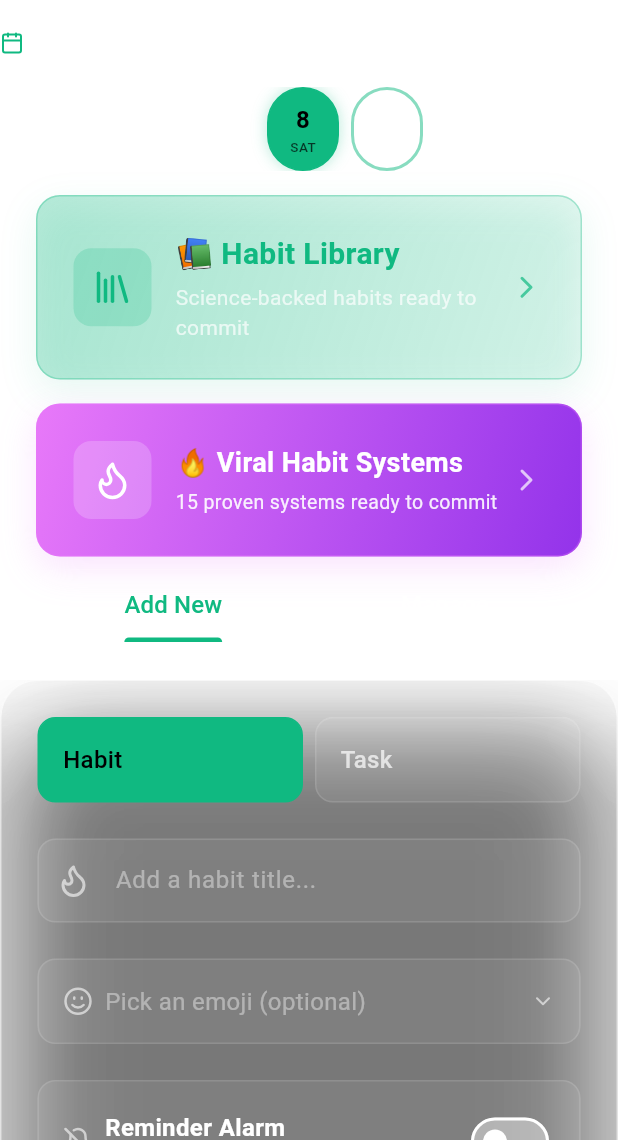
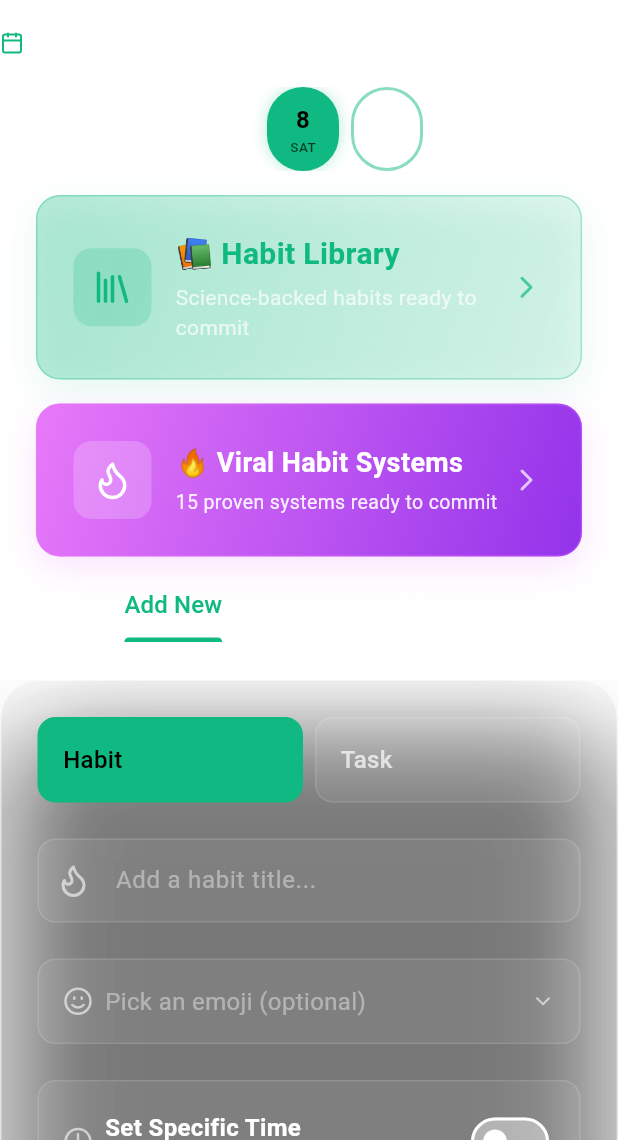
Before and after one commit to stossthegreat/futureyou, a Flutter app: the PlannerScreen screen opened directly, after a tap on an icon or button, on a phone screen of 412 x 824 dp, the part 96-1236 px from its top. Run offline on Flutter 3.47's test engine with Material 3 defaults, Android fonts, the phone set to English and light mode, and no system bars; drawn by our look-alikes of flutter_animate; our stand-ins replace audioplayers, emoji_picker_flutter, firebase_auth, firebase_core, flutter_local_notifications, flutter_riverpod and 13 more; missing offline and left inert: android_alarm_manager_plus; accounts and stored records are empty.

Commit message:
✅ CRITICAL FIX: Make Time Optional in Habit Creation
TIME IS NOW OPTIONAL:
✅ Added toggle 'Set Specific Time' in habit/task creation
✅ Time defaults to OFF (no timestamp on cards)
✅ Only shows time field when toggle is ON
✅ Alarm toggle only shows when time is enabled
✅ Time saved as empty string ('') when disabled
✅ Habit cards hide time icon + text when time is empty

USER EXPERIENCE:
- Toggle OFF = All-day habit/task (no time shown)
- Toggle ON = Shows time picker + alarm option
- Much cleaner cards without forced timestamps!

FIXES THE ISSUE:
- Before: Every habit/task showed '07:00' by default
- After: Only shows time when user explicitly sets it

This maintains ALL existing functionality:
✅ Scheduling still works (repeatDays, start/end dates)
✅ Ticking still works (completion tracking)
✅ Delete still works
✅ Streaks still work
✅ Everything preserved!

Brother, this was the careful fix you asked for! 🎯

```diff
--- a/lib/screens/planner_screen.dart
+++ b/lib/screens/planner_screen.dart
@@ -37,6 +37,7 @@ class _PlannerScreenState extends ConsumerState<PlannerScreen>
   Color _selectedColor = AppColors.emerald;
   String? _selectedEmoji;
   bool _reminderOn = false; // Alarm toggle - defaults OFF
+  bool _timeEnabled = false; // NEW: Time is OPTIONAL now
   final List<bool> _repeatDays = List.generate(7, (index) => false);
   final List<String> _dayNames = ['Sun','Mon','Tue','Wed','Thu','Fri','Sat'];
 
@@ -186,7 +187,7 @@ class _PlannerScreenState extends ConsumerState<PlannerScreen>
       await ref.read(habitEngineProvider).createHabit(
         title: _titleController.text.trim(),
         type: _selectedType,
-        time: _timeController.text,
+        time: _timeEnabled ? _timeController.text : '', // Empty string if time disabled
         startDate: DateTime.now(),
         endDate: _endDate,
         repeatDays: _getRepeatDays(),
@@ -202,6 +203,7 @@ class _PlannerScreenState extends ConsumerState<PlannerScreen>
         _selectedColor = AppColors.emerald;
         _selectedEmoji = null;
         _reminderOn = false; // Reset alarm toggle
+        _timeEnabled = false; // Reset time toggle
       });
 
       ScaffoldMessenger.of(context).showSnackBar(SnackBar(
@@ -321,10 +323,14 @@ class _PlannerScreenState extends ConsumerState<PlannerScreen>
               const SizedBox(height: AppSpacing.lg),
               _emojiField(),
               const SizedBox(height: AppSpacing.lg),
-              _alarmToggle(),
+              _timeToggle(),
+              if (_timeEnabled) ...[
+                const SizedBox(height: AppSpacing.lg),
+                _timeField(),
+              ],
               const SizedBox(height: AppSpacing.lg),
-              _timeField(),
-              const SizedBox(height: AppSpacing.lg),
+              if (_timeEnabled) _alarmToggle(),
+              if (_timeEnabled) const SizedBox(height: AppSpacing.lg),
               _dateField('Start Date', _startDate, _selectStartDate),
               const SizedBox(height: AppSpacing.lg),
               _dateField('End Date', _endDate, _selectEndDate),
@@ -426,6 +432,59 @@ class _PlannerScreenState extends ConsumerState<PlannerScreen>
               ),
             ],
           ),
+        ),
+      );
+
+  Widget _timeToggle() => Container(
+        padding: const EdgeInsets.all(AppSpacing.md),
+        decoration: BoxDecoration(
+          color: AppColors.glassBackground,
+          border: Border.all(color: AppColors.glassBorder),
+          borderRadius: BorderRadius.circular(AppBorderRadius.md),
+        ),
+        child: Row(
+          children: [
+            Icon(
+              _timeEnabled ? LucideIcons.clock : LucideIcons.clock,
+              color: _timeEnabled ? AppColors.emerald : AppColors.textTertiary,
+              size: 20,
+            ),
+            const SizedBox(width: AppSpacing.sm),
+            Expanded(
+              child: Column(
+                crossAxisAlignment: CrossAxisAlignment.start,
+                children: [
+                  Text(
+                    'Set Specific Time',
+                    style: AppTextStyles.bodySemiBold.copyWith(
+                      color: AppColors.textPrimary,
+                    ),
+                  ),
+                  const SizedBox(height: 2),
+                  Text(
+                    _timeEnabled ? 'Time will show on card' : 'No specific time (all-day)',
+                    style: AppTextStyles.caption.copyWith(
+                      color: AppColors.textTertiary,
+                      fontSize: 12,
+                    ),
+                  ),
+                ],
+              ),
+            ),
+            Switch(
+              value: _timeEnabled,
+              onChanged: (value) {
+                setState(() {
+                  _timeEnabled = value;
+                  if (!value) {
+                    _reminderOn = false; // Disable alarm if time is disabled
+                  }
+                });
+              },
+              activeColor: AppColors.emerald,
+              activeTrackColor: AppColors.emerald.withOpacity(0.3),
+            ),
+          ],
         ),
       );
 
--- a/lib/widgets/habit_card.dart
+++ b/lib/widgets/habit_card.dart
@@ -134,6 +134,8 @@ class _HabitCardState extends State<HabitCard>
                 const SizedBox(height: 2),
                 Row(
                   children: [
+                    // Only show time if it's not empty
+                    if (widget.habit.time.isNotEmpty) ...[
                       const Icon(
                         LucideIcons.clock,
                         size: 12,
@@ -147,6 +149,7 @@ class _HabitCardState extends State<HabitCard>
                         ),
                       ),
                       const SizedBox(width: AppSpacing.sm),
+                    ],
                     Container(
                       padding: const EdgeInsets.symmetric(
                         horizontal: 6,
```
Lines whose indentation alone changed are shown as unchanged.
